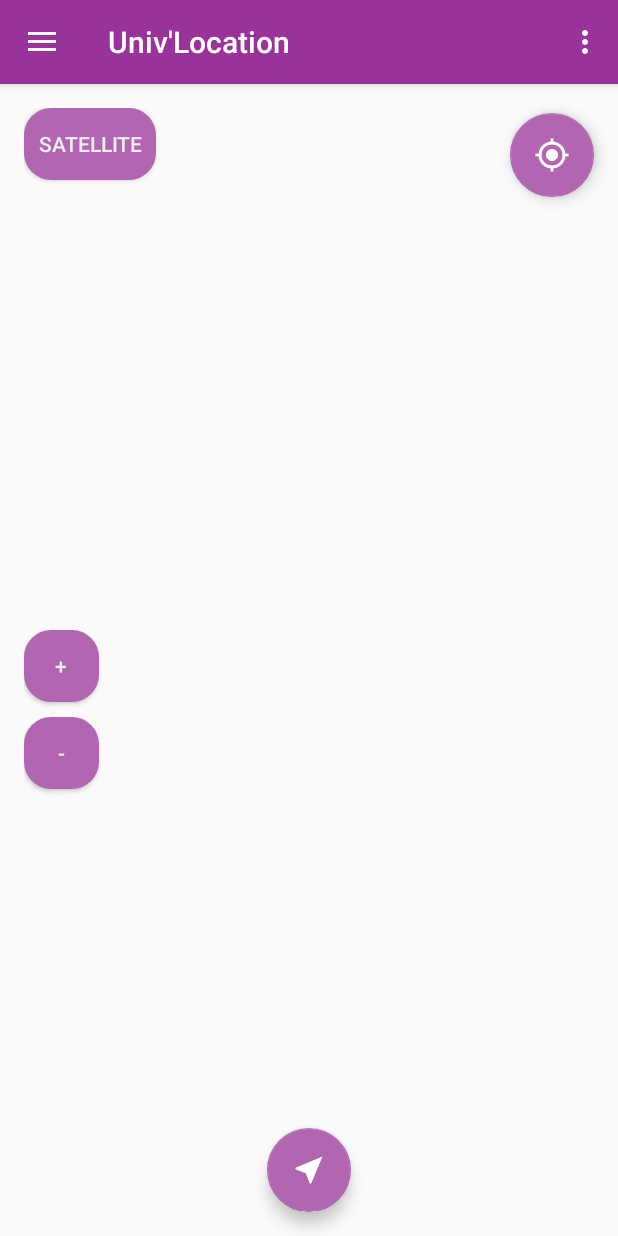
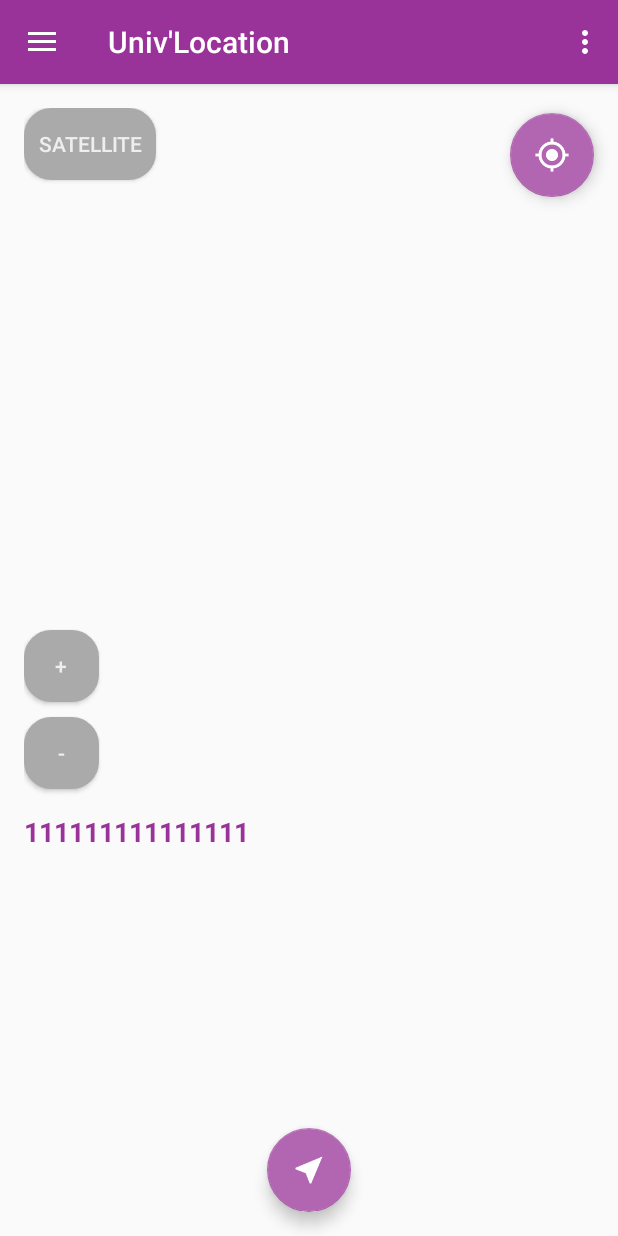
Before and after one commit to ujm-projet-l3info/Groupe4, an Android app: the screen it shows after launch (MapsActivity), on a phone screen of 412 x 824 dp. Run offline under Robolectric (Android 15) with nearby library versions, the phone set to English and light mode, and no system bars.

Commit message:
cafet U PMR ok, depart et arrivee doivent etre differents, un peu de design

```diff
--- a/univLocation/app/src/main/java/com/example/jules/univLocation/ItineraireActivity.java
+++ b/univLocation/app/src/main/java/com/example/jules/univLocation/ItineraireActivity.java
@@ -40,8 +40,9 @@ public class ItineraireActivity extends AppCompatActivity
 
         boolean bool_pmr = pmr.isChecked();
 
+        if(!dep.getText().toString().equals(arr.getText().toString())) {
             boolean presenceEtape;
-        if(etape.getText().toString().equals(""))
+            if (etape.getText().toString().equals(""))
                 presenceEtape = false;
             else
                 presenceEtape = true;
@@ -53,18 +54,17 @@ public class ItineraireActivity extends AppCompatActivity
             listeNoeudsDep = MapsActivity.g.cherchePOI(dep.getText().toString());
             listeNoeudsArr = MapsActivity.g.cherchePOI(arr.getText().toString());
 
-        if(presenceEtape)
+            if (presenceEtape)
                 listeNoeudsEtape = MapsActivity.g.cherchePOI(etape.getText().toString());
             else
                 listeNoeudsEtape = new ArrayList<Integer>();
 
-        if((!listeNoeudsArr.isEmpty()) && (!listeNoeudsDep.isEmpty()) && (!listeNoeudsEtape.isEmpty() || !presenceEtape))
-        {
+            if ((!listeNoeudsArr.isEmpty()) && (!listeNoeudsDep.isEmpty()) && (!listeNoeudsEtape.isEmpty() || !presenceEtape)) {
                 MapsActivity.b = new Bundle();
                 MapsActivity.b.putInt("depart", listeNoeudsDep.get(0));
                 MapsActivity.b.putInt("arrivee", listeNoeudsArr.get(0));
 
-            if(presenceEtape)
+                if (presenceEtape)
                     MapsActivity.b.putInt("etape", listeNoeudsEtape.get(0));
                 else
                     MapsActivity.b.putInt("etape", -1);
@@ -73,22 +73,24 @@ public class ItineraireActivity extends AppCompatActivity
 
                 finish();
                 overridePendingTransition(R.anim.fade_in, R.anim.fade_out);
-        }
-        else
-        {
+            } else {
                 TextView error = (TextView) findViewById(R.id.erreur);
 
-            if(listeNoeudsArr.isEmpty())
+                if (listeNoeudsArr.isEmpty())
                     showDialogGPS(2, arr.getText().toString());
                 //error.setText("'" + arr.getText().toString() + "' introuvable");
 
-            if(presenceEtape && listeNoeudsEtape.isEmpty())
+                if (presenceEtape && listeNoeudsEtape.isEmpty())
                     showDialogGPS(1, etape.getText().toString());
                 //error.setText("'" + etape.getText().toString() + "' introuvable");
 
-            if(listeNoeudsDep.isEmpty())
+                if (listeNoeudsDep.isEmpty())
                     showDialogGPS(0, dep.getText().toString());
                 //error.setText("'" + dep.getText().toString() + "' introuvable");
+            }
+        }else{
+            showDialogGPS(-1, "Les points de départ et d'arrivée doivent être différents");
+            //error.setText("Départ et arrivée doivent être différents");
         }
     }
 
@@ -252,15 +254,17 @@ public class ItineraireActivity extends AppCompatActivity
         AlertDialog.Builder builder = new AlertDialog.Builder(this, AlertDialog.THEME_DEVICE_DEFAULT_DARK);
         builder.setCancelable(false);
 
+        builder.setTitle("Erreur d'itinéraire");
+
         if(lieu.equals("") && i != 1) {
-            builder.setTitle("Erreur d'itinéraire");
             if(i == 0)
                 builder.setMessage("Veuillez entrer un lieu de départ");
             if(i == 2)
                 builder.setMessage("Veuillez entrer un lieu d'arrivée");
+        }else if(i == -1) {
+            builder.setMessage(lieu);
         }else{
-            builder.setTitle("Erreur d'itinéraire");
-            builder.setMessage("'" + lieu + " n'a pas été trouvé");
+            builder.setMessage("'" + lieu + "' n'a pas été trouvé");
         }
 
         builder.setPositiveButton("Ok", new DialogInterface.OnClickListener() {
--- a/univLocation/app/src/main/java/com/example/jules/univLocation/MapsActivity.java
+++ b/univLocation/app/src/main/java/com/example/jules/univLocation/MapsActivity.java
@@ -215,9 +215,9 @@ public class MapsActivity extends AppCompatActivity
             public void onMapClick(LatLng latLng) {
                 mMap.addMarker(new MarkerOptions().position(latLng).title("Lat :" +latLng.latitude + " Lon :"+latLng.longitude));
             }
-        });*/
+        });
 
-        /*for(int i = 0; i < g.noeuds.size(); i++){
+        for(int i = 0; i < g.noeuds.size(); i++){
             LatLng latLong = new LatLng(g.noeuds.get(i).getLat(), g.noeuds.get(i).getLon());
             mMap.addMarker(new MarkerOptions().position(latLong).title("" + i));
         }*/
@@ -280,6 +280,9 @@ public class MapsActivity extends AppCompatActivity
 
         if(chemin.noeuds.size() == 1 && pmr)
             Snackbar.make(findViewById(R.id.fab), "Snackbar", Snackbar.LENGTH_LONG).setText("Pas d'itinéraire PMR pour cette destination").show();
+
+        if(chemin.noeuds.size() == 1 && !pmr)
+            Snackbar.make(findViewById(R.id.fab), "Snackbar", Snackbar.LENGTH_LONG).setText("Pas d'itinéraire pour cette destination").show();
 
         lignes = new ArrayList<PolylineOptions>();
 
--- a/univLocation/app/src/main/res/drawable/bouton.xml
+++ b/univLocation/app/src/main/res/drawable/bouton.xml
@@ -9,7 +9,7 @@
     <item>
         <shape android:shape="rectangle"  >
             <corners android:radius="18dip" />
-            <gradient android:angle="-90" android:startColor="@color/colorAccent" android:endColor="@color/colorAccent"  />
+            <gradient android:angle="-90" android:startColor="@color/colorBackground2" android:endColor="@color/colorBackground2"  />
         </shape>
     </item>
 </selector>
--- a/univLocation/app/src/main/res/layout/content_main.xml
+++ b/univLocation/app/src/main/res/layout/content_main.xml
@@ -13,14 +13,13 @@
     tools:context="com.example.jules.univLocation.MapsActivity"
     tools:showIn="@layout/app_bar_main">
 
-
     <GridLayout
         android:layout_width="match_parent"
         android:layout_height="match_parent"
         android:layout_alignParentTop="true"
         android:layout_centerHorizontal="true"
-        android:rowCount="28"
-        android:columnCount="10">
+        android:rowCount="4"
+        android:columnCount="1">
 
         <Button
             android:layout_width="wrap_content"
@@ -35,13 +34,13 @@
         <TextView
             android:layout_width="wrap_content"
             android:layout_height="wrap_content"
-            android:textColor="@color/colorPrimaryDark"
+            android:textColor="@color/colorPrimary"
             android:textStyle="bold"
-            android:layout_gravity="end"
             android:textAppearance="?android:attr/textAppearanceMedium"
-            android:text=""
+            android:text="111111111111111"
             android:id="@+id/etage"
-            android:layout_row="1"
+
+            android:layout_row="3"
             android:layout_column="0"/>
 
         <Button
@@ -63,6 +62,7 @@
             android:background="@drawable/bouton"
             android:textColor="@color/colorText"
             android:id="@+id/descendre"
+            android:layout_marginBottom="@dimen/fab_margin"
             android:layout_row="2"
             android:layout_column="0" />
 
--- a/univLocation/app/src/main/res/values/colors.xml
+++ b/univLocation/app/src/main/res/values/colors.xml
@@ -3,15 +3,18 @@
     <color name="colorPrimary">#993299</color>
     <color name="colorPrimaryDark">#800080</color>
     <color name="colorAccent">#b266b2</color>
-    <color name="colorPressed">#b055b0</color>
+
     <color name="colorBackground">#404040</color>
+    <color name="colorBackground2">#aaaaaa</color>
+    <color name="colorPressed">#808080</color>
+
     <color name="colorText">#eeeeee</color>
 
-    <color name="transparent" type="color">#00FFFFFF</color>
+    <color name="colorTransparent" type="color">#00FFFFFF</color>
 
     <color name="colorBackgroundCalendar">#606060</color>
 
     <color name="colorError">#ef00ac</color>
 
-    <color name="mail">#63c1ba</color>
+    <color name="colorMail">#63c1ba</color>
 </resources>
--- a/univLocation/app/src/main/res/xml/metare.xml
+++ b/univLocation/app/src/main/res/xml/metare.xml
@@ -812,8 +812,8 @@
 
   <noeud num="42"> <!-- Devant BU -->
     <niveau>0</niveau>
-    <latitude>45.423914</latitude>
-    <longitude>4.425985</longitude>
+    <latitude>45.423901</latitude>
+    <longitude>4.425999</longitude>
     <batiment>-</batiment>
     <liste_POI>
       <POI>Devant BU</POI>
@@ -1000,13 +1000,12 @@
     </liste_voisins_PMR>
   </noeud>
 
-  <noeud num="52"> <!-- F101 -->
+  <noeud num="52"> <!-- F001 -->
     <niveau>0</niveau>
     <latitude>45.423734</latitude>
     <longitude>4.425146</longitude>
     <batiment>-</batiment>
     <liste_POI>
-      <POI>F101</POI>
       <POI>F001</POI>
     </liste_POI>
     <liste_voisins>
@@ -1028,11 +1027,13 @@
       <POI>Parking Nord</POI>
     </liste_POI>
     <liste_voisins>
+      <voisin>51</voisin>
       <voisin>54</voisin>
       <voisin>60</voisin>
       <voisin>102</voisin>
     </liste_voisins>
     <liste_voisins_PMR>
+      <voisin_PMR>51</voisin_PMR>
       <voisin_PMR>54</voisin_PMR>
       <voisin_PMR>60</voisin_PMR>
       <voisin_PMR>102</voisin_PMR>
@@ -1149,6 +1150,7 @@
       <voisin>60</voisin>
       <voisin>62</voisin>
       <voisin>63</voisin>
+      <voisin>64</voisin>
       <voisin>65</voisin>
       <voisin>70</voisin>
     </liste_voisins>
@@ -1157,6 +1159,7 @@
       <voisin_PMR>60</voisin_PMR>
       <voisin_PMR>62</voisin_PMR>
       <voisin_PMR>63</voisin_PMR>
+      <voisin_PMR>64</voisin_PMR>
       <voisin_PMR>65</voisin_PMR>
       <voisin_PMR>70</voisin_PMR>
     </liste_voisins_PMR>
@@ -1231,12 +1234,14 @@
     <liste_voisins>
       <voisin>59</voisin>
       <voisin>62</voisin>
+      <voisin>64</voisin>
       <voisin>65</voisin>
       <voisin>116</voisin>
     </liste_voisins>
     <liste_voisins_PMR>
       <voisin_PMR>59</voisin_PMR>
       <voisin_PMR>62</voisin_PMR>
+      <voisin_PMR>64</voisin_PMR>
       <voisin_PMR>65</voisin_PMR>
       <voisin_PMR>116</voisin_PMR>
     </liste_voisins_PMR>
@@ -1251,11 +1256,15 @@
       <POI>Devant bâtiment J</POI>
     </liste_POI>
     <liste_voisins>
+      <voisin>59</voisin>
       <voisin>62</voisin>
+      <voisin>63</voisin>
       <voisin>125</voisin>
     </liste_voisins>
     <liste_voisins_PMR>
+      <voisin_PMR>59</voisin_PMR>
       <voisin_PMR>62</voisin_PMR>
+      <voisin_PMR>63</voisin_PMR>
       <voisin_PMR>125</voisin_PMR>
     </liste_voisins_PMR>
   </noeud>
@@ -1662,10 +1671,12 @@
     <liste_voisins>
       <voisin>84</voisin>
       <voisin>86</voisin>
+      <voisin>224</voisin>
     </liste_voisins>
     <liste_voisins_PMR>
       <voisin_PMR>84</voisin_PMR>
       <voisin_PMR>86</voisin_PMR>
+      <voisin_PMR>224</voisin_PMR>
     </liste_voisins_PMR>
   </noeud>
 
@@ -1796,6 +1807,7 @@
     <liste_voisins>
       <voisin>90</voisin>
       <voisin>93</voisin>
+      <voisin>225</voisin>
     </liste_voisins>
     <liste_voisins_PMR>
       <voisin_PMR>90</voisin_PMR>
@@ -1813,9 +1825,11 @@
     <liste_voisins>
       <voisin>92</voisin>
       <voisin>94</voisin>
+      <voisin>232</voisin>
     </liste_voisins>
     <liste_voisins_PMR>
       <voisin_PMR>94</voisin_PMR>
+      <voisin_PMR>232</voisin_PMR>
     </liste_voisins_PMR>
   </noeud>
 
@@ -4329,4 +4343,170 @@
         </liste_voisins_PMR>
     </noeud>
 
+  <!-- ALLER VERS CAFET'U PAR LA ROUTE -->
+
+  <noeud num="224"> <!--  -->
+    <niveau>0</niveau>
+    <latitude>45.422039</latitude>
+    <longitude>4.427147</longitude>
+    <batiment>-</batiment>
+    <liste_POI>
+      <POI>Route vers Cafet'U PMR</POI>
+    </liste_POI>
+    <liste_voisins>
+      <voisin>85</voisin>
+      <voisin>225</voisin>
+    </liste_voisins>
+    <liste_voisins_PMR>
+      <voisin_PMR>85</voisin_PMR>
+      <voisin_PMR>225</voisin_PMR>
+    </liste_voisins_PMR>
+  </noeud>
+
+  <noeud num="225"> <!--  -->
+    <niveau>0</niveau>
+    <latitude>45.422019</latitude>
+    <longitude>4.427384</longitude>
+    <batiment>-</batiment>
+    <liste_POI>
+      <POI>Résidence étudiante</POI>
+      <POI>Route vers Cafet'U PMR</POI>
+    </liste_POI>
+    <liste_voisins>
+      <voisin>92</voisin>
+      <voisin>224</voisin>
+      <voisin>226</voisin>
+    </liste_voisins>
+    <liste_voisins_PMR>
+      <voisin_PMR>224</voisin_PMR>
+      <voisin_PMR>226</voisin_PMR>
+    </liste_voisins_PMR>
+  </noeud>
+
+  <noeud num="226"> <!--  -->
+    <niveau>0</niveau>
+    <latitude>45.421758</latitude>
+    <longitude>4.428523</longitude>
+    <batiment>-</batiment>
+    <liste_POI>
+      <POI>Route vers Cafet'U PMR</POI>
+    </liste_POI>
+    <liste_voisins>
+      <voisin>225</voisin>
+      <voisin>227</voisin>
+    </liste_voisins>
+    <liste_voisins_PMR>
+      <voisin_PMR>225</voisin_PMR>
+      <voisin_PMR>227</voisin_PMR>
+    </liste_voisins_PMR>
+  </noeud>
+
+  <noeud num="227"> <!--  -->
+    <niveau>0</niveau>
+    <latitude>45.421743</latitude>
+    <longitude>4.429018</longitude>
+    <batiment>-</batiment>
+    <liste_POI>
+      <POI>Route vers Cafet'U PMR</POI>
+    </liste_POI>
+    <liste_voisins>
+      <voisin>226</voisin>
+      <voisin>228</voisin>
+    </liste_voisins>
+    <liste_voisins_PMR>
+      <voisin_PMR>226</voisin_PMR>
+      <voisin_PMR>228</voisin_PMR>
+    </liste_voisins_PMR>
+  </noeud>
+
+  <noeud num="228"> <!--  -->
+    <niveau>0</niveau>
+    <latitude>45.421823</latitude>
+    <longitude>4.429112</longitude>
+    <batiment>-</batiment>
+    <liste_POI>
+      <POI>Route vers Cafet'U PMR</POI>
+    </liste_POI>
+    <liste_voisins>
+      <voisin>227</voisin>
+      <voisin>229</voisin>
+    </liste_voisins>
+    <liste_voisins_PMR>
+      <voisin_PMR>227</voisin_PMR>
+      <voisin_PMR>229</voisin_PMR>
+    </liste_voisins_PMR>
+  </noeud>
+
+  <noeud num="229"> <!--  -->
+    <niveau>0</niveau>
+    <latitude>45.421900</latitude>
+    <longitude>4.429070</longitude>
+    <batiment>-</batiment>
+    <liste_POI>
+      <POI>Route vers Cafet'U PMR</POI>
+    </liste_POI>
+    <liste_voisins>
+      <voisin>228</voisin>
+      <voisin>230</voisin>
+    </liste_voisins>
+    <liste_voisins_PMR>
+      <voisin_PMR>228</voisin_PMR>
+      <voisin_PMR>230</voisin_PMR>
+    </liste_voisins_PMR>
+  </noeud>
+
+  <noeud num="230"> <!--  -->
+    <niveau>0</niveau>
+    <latitude>45.421928</latitude>
+    <longitude>4.428981</longitude>
+    <batiment>-</batiment>
+    <liste_POI>
+      <POI>Route vers Cafet'U PMR</POI>
+    </liste_POI>
+    <liste_voisins>
+      <voisin>229</voisin>
+      <voisin>231</voisin>
+    </liste_voisins>
+    <liste_voisins_PMR>
+      <voisin_PMR>229</voisin_PMR>
+      <voisin_PMR>231</voisin_PMR>
+    </liste_voisins_PMR>
+  </noeud>
+
+  <noeud num="231"> <!--  -->
+    <niveau>0</niveau>
+    <latitude>45.422015</latitude>
+    <longitude>4.428387</longitude>
+    <batiment>-</batiment>
+    <liste_POI>
+      <POI>Route vers Cafet'U PMR</POI>
+    </liste_POI>
+    <liste_voisins>
+      <voisin>230</voisin>
+      <voisin>232</voisin>
+    </liste_voisins>
+    <liste_voisins_PMR>
+      <voisin_PMR>230</voisin_PMR>
+      <voisin_PMR>232</voisin_PMR>
+    </liste_voisins_PMR>
+  </noeud>
+
+  <noeud num="232"> <!--  -->
+    <niveau>0</niveau>
+    <latitude>45.422066</latitude>
+    <longitude>4.428281</longitude>
+    <batiment>-</batiment>
+    <liste_POI>
+      <POI>Route vers Cafet'U PMR</POI>
+    </liste_POI>
+    <liste_voisins>
+      <voisin>93</voisin>
+      <voisin>231</voisin>
+    </liste_voisins>
+    <liste_voisins_PMR>
+      <voisin_PMR>93</voisin_PMR>
+      <voisin_PMR>231</voisin_PMR>
+    </liste_voisins_PMR>
+  </noeud>
+
 </resources>
```
Lines whose indentation alone changed are shown as unchanged.
